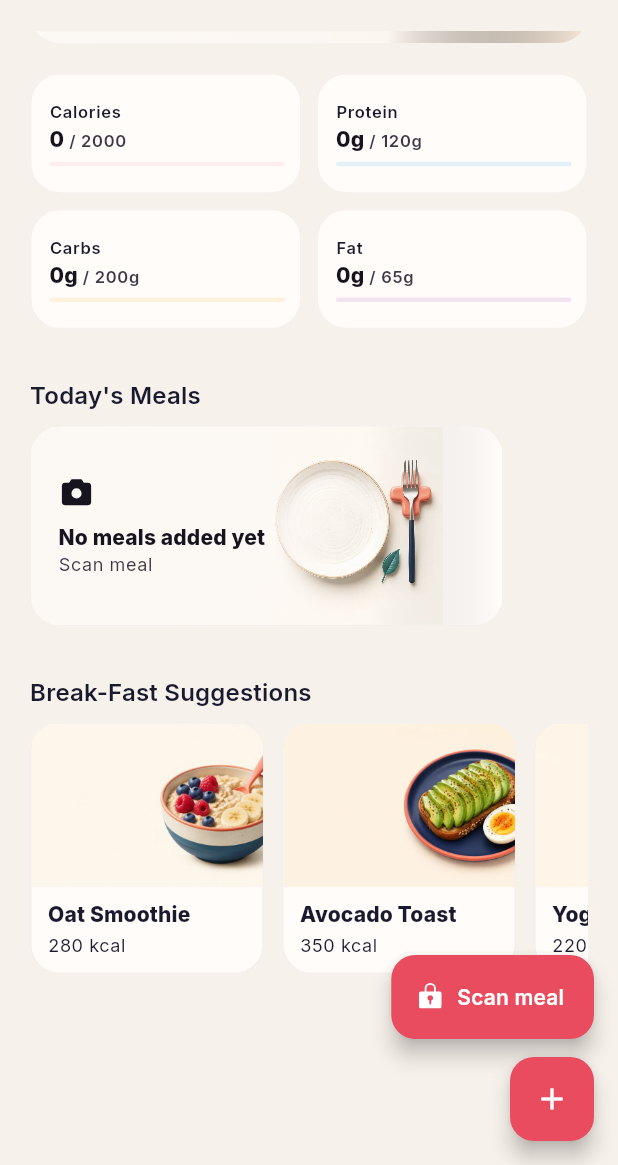
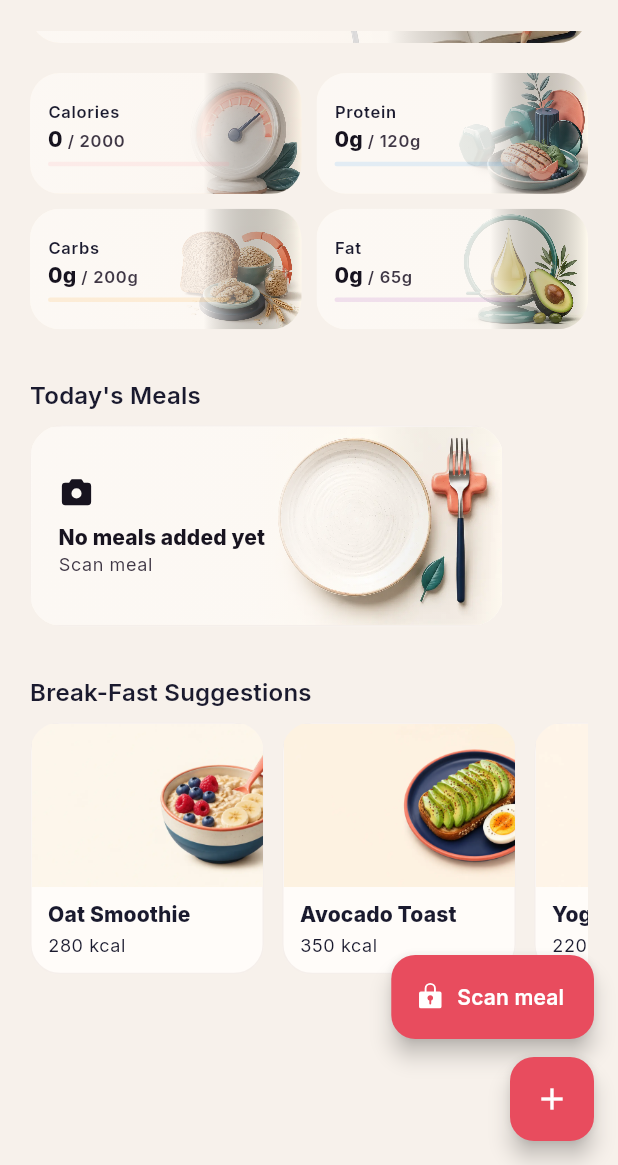
Before and after one commit to dehbkoclugu-afk/fasting_app, a Flutter app: the MealsScreen screen opened by its route, scrolled down 304 dp, on a phone screen of 412 x 824 dp, the part 71-1236 px from its top. Run offline on Flutter 3.47's test engine with Material 3 defaults, Android fonts, the phone set to English and light mode, and no system bars; our stand-ins replace drift, fl_chart, flutter_local_notifications, flutter_riverpod, go_router, google_fonts and 6 more; missing offline and left inert: app_tracking_transparency, home_widget, purchases_flutter, workmanager; accounts and stored records are empty; generated files the repository leaves out were written again; statements that could not run were skipped.

Commit message:
Remove card artwork columns and restore macro images (#48)
Fill editorial card backgrounds without letterboxing and restore dedicated artwork for all four meal macro cards.

```diff
--- a/lib/features/meals/screens/meals_screen.dart
+++ b/lib/features/meals/screens/meals_screen.dart
@@ -111,7 +111,7 @@ class MealsScreen extends ConsumerWidget {
                   height: 96,
                   borderRadius: 20,
                   variant: FastingArtVariant.row,
-                  fit: BoxFit.contain,
+                  fit: BoxFit.cover,
                   alignment: Alignment.centerRight,
                   semanticLabel: l10n.meals_manualEntry,
                   child: DecoratedBox(
@@ -165,7 +165,7 @@ class MealsScreen extends ConsumerWidget {
                         ? 0
                         : mealState.totalCalories / mealState.calorieGoal,
                     color: AppColors.secondary,
-                    icon: PhosphorIcons.fire(PhosphorIconsStyle.fill),
+                    artPath: 'assets/images/editorial/v4/macro-calories.webp',
                   ),
                   _buildNutrientCard(
                     context,
@@ -174,7 +174,7 @@ class MealsScreen extends ConsumerWidget {
                     target: '120g',
                     progress: mealState.totalProtein / 120,
                     color: Colors.blue,
-                    icon: PhosphorIcons.barbell(PhosphorIconsStyle.fill),
+                    artPath: 'assets/images/editorial/v4/macro-protein.webp',
                   ),
                   _buildNutrientCard(
                     context,
@@ -183,7 +183,7 @@ class MealsScreen extends ConsumerWidget {
                     target: '200g',
                     progress: mealState.totalCarbs / 200,
                     color: Colors.orange,
-                    icon: PhosphorIcons.bread(PhosphorIconsStyle.fill),
+                    artPath: 'assets/images/editorial/v4/macro-carbs.webp',
                   ),
                   _buildNutrientCard(
                     context,
@@ -192,7 +192,7 @@ class MealsScreen extends ConsumerWidget {
                     target: '65g',
                     progress: mealState.totalFat / 65,
                     color: Colors.purple,
-                    icon: PhosphorIcons.drop(PhosphorIconsStyle.fill),
+                    artPath: 'assets/images/editorial/v4/macro-fat.webp',
                   ),
                 ],
               ),
@@ -401,19 +401,26 @@ class MealsScreen extends ConsumerWidget {
     required String target,
     required double progress,
     required Color color,
-    required IconData icon,
+    required String artPath,
   }) {
     final theme = Theme.of(context);
-    return Container(
+    return FastingArtSlot(
+      assetPath: artPath,
       height: 82,
-      padding: const EdgeInsets.fromLTRB(12, 8, 10, 8),
-      decoration: BoxDecoration(
-        color: theme.colorScheme.surfaceContainerLow,
-        borderRadius: BorderRadius.circular(20),
-        border: Border.all(color: theme.colorScheme.outlineVariant.withValues(alpha: .4)),
-      ),
-      child: Padding(
-        padding: EdgeInsets.zero,
+      borderRadius: 20,
+      variant: FastingArtVariant.bare,
+      fit: BoxFit.cover,
+      alignment: Alignment.centerRight,
+      semanticLabel: label,
+      child: DecoratedBox(
+        decoration: BoxDecoration(
+          gradient: LinearGradient(
+            colors: [theme.colorScheme.surface.withValues(alpha: .98), theme.colorScheme.surface.withValues(alpha: .86), Colors.transparent],
+            stops: const [0, .64, 1],
+          ),
+        ),
+        child: Padding(
+        padding: const EdgeInsets.fromLTRB(12, 8, 48, 8),
         child: Column(
           mainAxisAlignment: MainAxisAlignment.center,
           crossAxisAlignment: CrossAxisAlignment.start,
@@ -453,7 +460,7 @@ class MealsScreen extends ConsumerWidget {
                   valueColor: AlwaysStoppedAnimation(color),
                 ),
           ],
-        ),
+        )),
       ),
     );
   }
--- a/lib/features/onboarding/screens/goal_screen.dart
+++ b/lib/features/onboarding/screens/goal_screen.dart
@@ -129,7 +129,7 @@ class _GoalScreenState extends State<GoalScreen> {
                                 height: constraints.maxHeight - 4,
                                 borderRadius: 17,
                                 variant: FastingArtVariant.card,
-                                fit: BoxFit.contain,
+                                fit: BoxFit.cover,
                                 semanticLabel: goal['title'] as String,
                                 child: DecoratedBox(
                                   decoration: BoxDecoration(
--- a/lib/features/onboarding/screens/plan_select_screen.dart
+++ b/lib/features/onboarding/screens/plan_select_screen.dart
@@ -88,7 +88,7 @@ class _PlanSelectScreenState extends ConsumerState<PlanSelectScreen> {
                             minHeight: 178,
                             artWidth: 142,
                             borderRadius: 17,
-                            fit: BoxFit.contain,
+                            fit: BoxFit.cover,
                             semanticLabel: plan.name,
                             child: Padding(
                                   padding: const EdgeInsets.fromLTRB(14, 14, 12, 14),
--- a/lib/features/stats/screens/stats_screen.dart
+++ b/lib/features/stats/screens/stats_screen.dart
@@ -402,7 +402,7 @@ class _StatsScreenState extends ConsumerState<StatsScreen> {
       borderRadius: 22,
       variant: FastingArtVariant.card,
       alignment: Alignment.bottomRight,
-      fit: BoxFit.contain,
+      fit: BoxFit.cover,
       semanticLabel: title,
       child: DecoratedBox(
         decoration: BoxDecoration(
--- a/lib/features/timer/screens/timer_screen.dart
+++ b/lib/features/timer/screens/timer_screen.dart
@@ -579,7 +579,7 @@ class _TimerScreenState extends ConsumerState<TimerScreen> {
                             minHeight: 178,
                             artWidth: 148,
                             borderRadius: 19,
-                            fit: BoxFit.contain,
+                            fit: BoxFit.cover,
                             semanticLabel: plan.name,
                             child: Padding(
                                 padding: const EdgeInsets.fromLTRB(15, 15, 12, 15),
--- a/lib/shared/widgets/editorial_screen_hero.dart
+++ b/lib/shared/widgets/editorial_screen_hero.dart
@@ -13,7 +13,7 @@ class EditorialScreenHero extends StatelessWidget {
     this.height = 172,
     this.semanticLabel,
     this.alignment = Alignment.center,
-    this.fit = BoxFit.contain,
+    this.fit = BoxFit.cover,
     this.textWidth = 210,
     this.artScale = 1,
     this.contentAlignment = Alignment.centerLeft,
--- a/lib/shared/widgets/fasting_art_slot.dart
+++ b/lib/shared/widgets/fasting_art_slot.dart
@@ -37,7 +37,7 @@ class FastingSplitArtCard extends StatelessWidget {
     this.minHeight = 144,
     this.artWidth = 132,
     this.borderRadius = 24,
-    this.fit = BoxFit.contain,
+    this.fit = BoxFit.cover,
     this.alignment = Alignment.center,
     this.semanticLabel,
     this.useThemedAsset = true,
```
